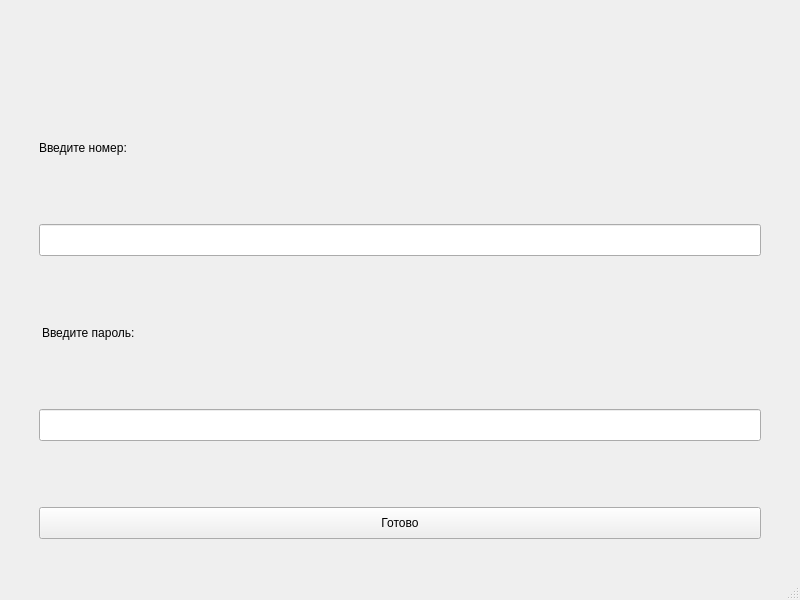
SileboxUnderfined/savedPhotosVk, file uiFiles/authUI.ui: the form before one commit.
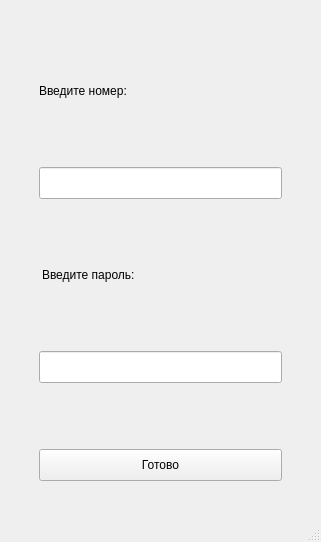
The form after the commit.

```diff
--- a/uiFiles/authUI.ui
+++ b/uiFiles/authUI.ui
@@ -6,8 +6,8 @@
    <rect>
     <x>0</x>
     <y>0</y>
-    <width>800</width>
-    <height>600</height>
+    <width>321</width>
+    <height>542</height>
    </rect>
   </property>
   <property name="contextMenuPolicy">
```
Left out of the diff: 2 changed lines with no effect on the pictures.
